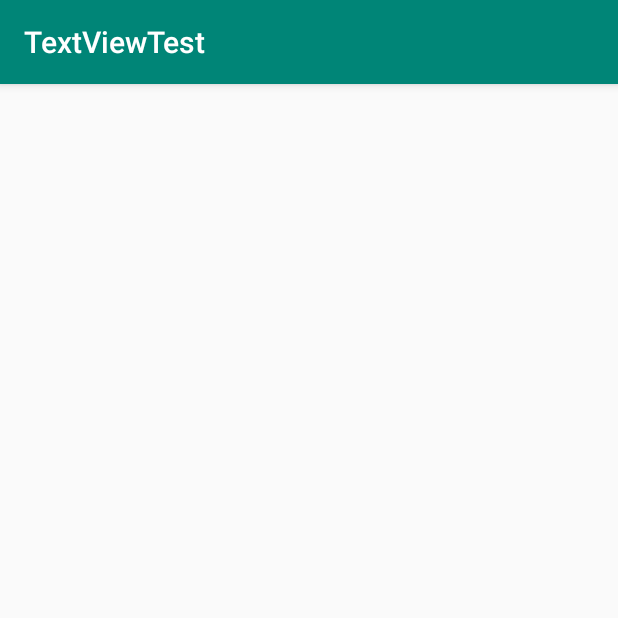
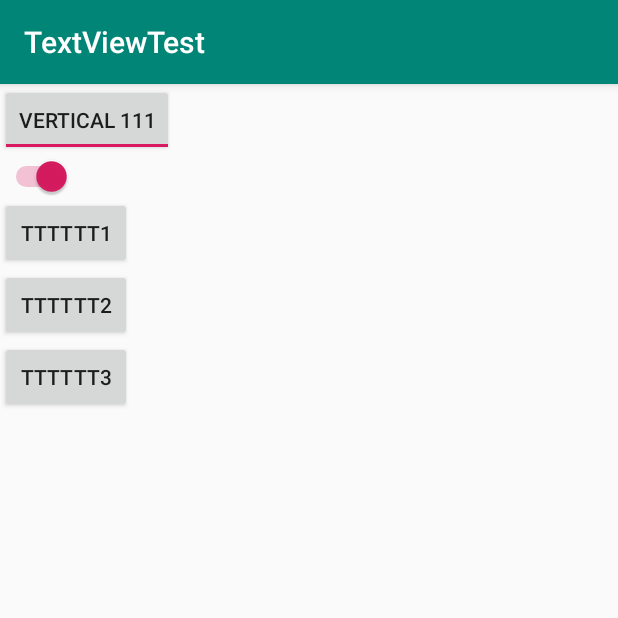
Before and after one commit to jfq3301/crazy_android, an Android app: the screen it shows after launch (MainActivity), on a phone screen of 412 x 824 dp, the top half of it. Run offline under Robolectric (Android 15) with nearby library versions, the phone set to English and light mode, and no system bars.

Commit message:
toggle button test

```diff
--- a/chapter2/TextViewTest/app/src/main/java/com/example/textviewtest/MainActivity.java
+++ b/chapter2/TextViewTest/app/src/main/java/com/example/textviewtest/MainActivity.java
@@ -9,13 +9,20 @@ package com.example.textviewtest;
 import android.support.v7.app.AppCompatActivity;
 import android.os.Bundle;
 import android.widget.CheckBox;
+import android.widget.CompoundButton;
+import android.widget.LinearLayout;
 import android.widget.RadioGroup;
+import android.widget.Switch;
 import android.widget.TextView;
+import android.widget.ToggleButton;
 
 public class MainActivity extends AppCompatActivity {
 
-    RadioGroup rg;
-    TextView tv;
+//    RadioGroup rg;
+//    TextView tv;
+
+    ToggleButton toggle;
+    Switch switcher;
 
     @Override
     protected void onCreate(Bundle savedInstanceState) {
@@ -23,6 +30,7 @@ public class MainActivity extends AppCompatActivity {
 //        setContentView(R.layout.activity_main);
 //        setContentView(R.layout.edittext_test);
 //        setContentView(R.layout.button_test);
+
 //        setContentView(R.layout.check_button_test);
 //        rg = findViewById(R.id.rg);
 //        tv = findViewById(R.id.show);
@@ -40,5 +48,26 @@ public class MainActivity extends AppCompatActivity {
 //            }
 //        });
 
+        setContentView(R.layout.toggle_button_test);
+        toggle = (ToggleButton)findViewById(R.id.toggle);
+        switcher = (Switch)findViewById(R.id.switcher);
+        final LinearLayout test = (LinearLayout)findViewById(R.id.test);
+
+        CompoundButton.OnCheckedChangeListener listener = new CompoundButton.OnCheckedChangeListener() {
+            @Override
+            public void onCheckedChanged(CompoundButton buttonView, boolean isChecked) {
+                if (isChecked) {
+                    test.setOrientation(1);
+                    toggle.setChecked(true);
+                    switcher.setChecked(true);
+                } else {
+                    test.setOrientation(0);
+                    toggle.setChecked(false);
+                    switcher.setChecked(false);
+                }
+            }
+        };
+        toggle.setOnCheckedChangeListener(listener);
+        switcher.setOnCheckedChangeListener(listener);
     }
 }
--- /dev/null
+++ b/chapter2/TextViewTest/app/src/main/res/layout/toggle_button_test.xml
@@ -0,0 +1,39 @@
+<?xml version="1.0" encoding="utf-8"?>
+<LinearLayout xmlns:android="http://schemas.android.com/apk/res/android"
+    android:layout_width="match_parent"
+    android:layout_height="match_parent"
+    android:orientation="vertical">
+    <ToggleButton
+        android:id="@+id/toggle"
+        android:layout_width="wrap_content"
+        android:layout_height="wrap_content"
+        android:textOff="horizontal"
+        android:textOn="vertical 111"
+        android:checked="true"/>
+    <Switch
+        android:id="@+id/switcher"
+        android:layout_width="wrap_content"
+        android:layout_height="wrap_content"
+        android:textOff="horizontal"
+        android:textOn="vertical"
+        android:checked="true"/>
+    <LinearLayout
+        android:layout_width="match_parent"
+        android:layout_height="match_parent"
+        android:id="@+id/test"
+        android:orientation="vertical">
+        <Button
+            android:layout_width="wrap_content"
+            android:layout_height="wrap_content"
+            android:text="tttttt1"/>
+        <Button
+            android:layout_width="wrap_content"
+            android:layout_height="wrap_content"
+            android:text="tttttt2"/>
+        <Button
+            android:layout_width="wrap_content"
+            android:layout_height="wrap_content"
+            android:text="tttttt3"/>
+    </LinearLayout>
+
+</LinearLayout>
```
